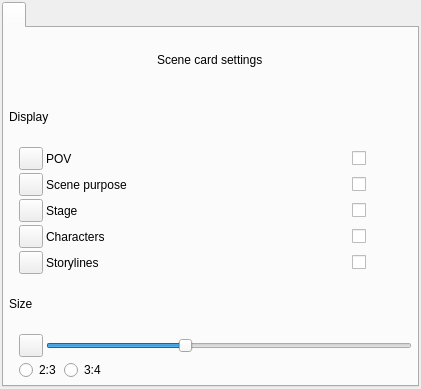
The window that ui/scenes_view_preferences_widget.ui (zkovari/plotlyst) describes before a commit, drawn with Qt 5.
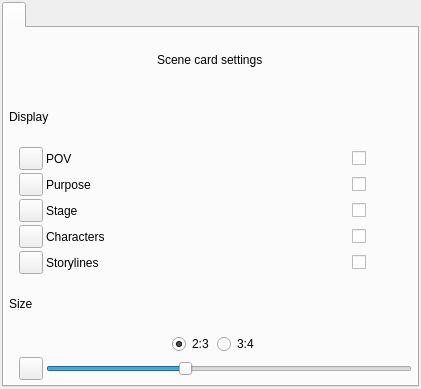
The same window after the commit. Custom widgets are drawn as their Qt base class.

Commit message: icon and lines and group

```diff
--- a/ui/scenes_view_preferences_widget.ui
+++ b/ui/scenes_view_preferences_widget.ui
@@ -129,7 +129,7 @@
          <item>
           <widget class="QLabel" name="label_4">
            <property name="text">
-            <string>Scene purpose</string>
+            <string>Purpose</string>
            </property>
           </widget>
          </item>
@@ -266,6 +266,56 @@
          </property>
         </widget>
        </item>
+       <item>
+        <layout class="QHBoxLayout" name="horizontalLayout_2">
+         <property name="leftMargin">
+          <number>10</number>
+         </property>
+         <item>
+          <spacer name="horizontalSpacer_2">
+           <property name="orientation">
+            <enum>Qt::Horizontal</enum>
+           </property>
+           <property name="sizeHint" stdset="0">
+            <size>
+             <width>40</width>
+             <height>20</height>
+            </size>
+           </property>
+          </spacer>
+         </item>
+         <item>
+          <widget class="QRadioButton" name="rb23">
+           <property name="text">
+            <string>2:3</string>
+           </property>
+           <property name="checked">
+            <bool>true</bool>
+           </property>
+          </widget>
+         </item>
+         <item>
+          <widget class="QRadioButton" name="rb34">
+           <property name="text">
+            <string>3:4</string>
+           </property>
+          </widget>
+         </item>
+         <item>
+          <spacer name="horizontalSpacer">
+           <property name="orientation">
+            <enum>Qt::Horizontal</enum>
+           </property>
+           <property name="sizeHint" stdset="0">
+            <size>
+             <width>40</width>
+             <height>20</height>
+            </size>
+           </property>
+          </spacer>
+         </item>
+        </layout>
+       </item>
        <item>
         <layout class="QVBoxLayout" name="verticalLayout_2">
          <property name="leftMargin">
@@ -301,37 +351,6 @@
            </item>
           </layout>
          </item>
-         <item>
-          <layout class="QHBoxLayout" name="horizontalLayout_2">
-           <item>
-            <widget class="QRadioButton" name="rb23">
-             <property name="text">
-              <string>2:3</string>
-             </property>
-            </widget>
-           </item>
-           <item>
-            <widget class="QRadioButton" name="rb34">
-             <property name="text">
-              <string>3:4</string>
-             </property>
-            </widget>
-           </item>
-           <item>
-            <spacer name="horizontalSpacer">
-             <property name="orientation">
-              <enum>Qt::Horizontal</enum>
-             </property>
-             <property name="sizeHint" stdset="0">
-              <size>
-               <width>40</width>
-               <height>20</height>
-              </size>
-             </property>
-            </spacer>
-           </item>
-          </layout>
-         </item>
         </layout>
        </item>
       </layout>
```
Left out of the diff: 4 changed lines with no effect on the pictures. The commit also changes 2 other files.
